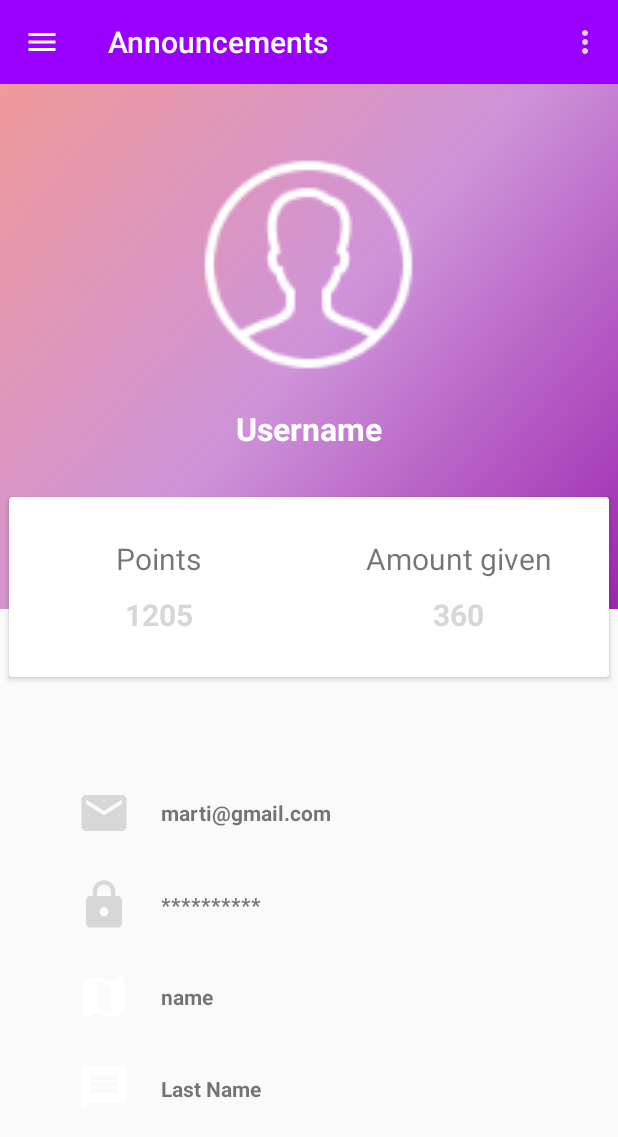
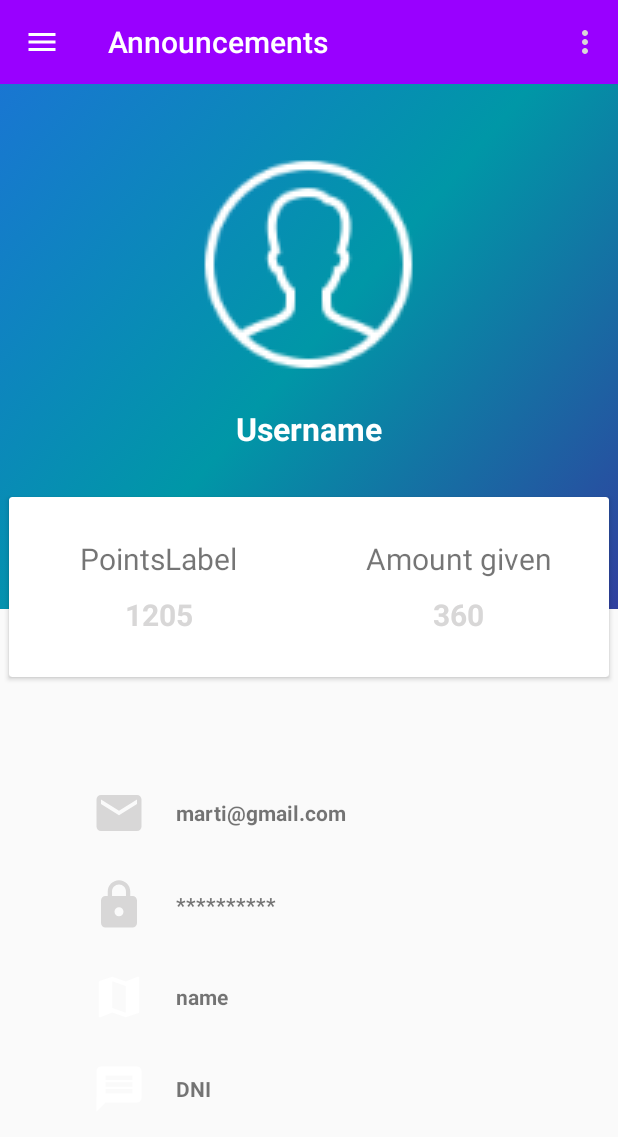
Before and after one commit to marti1999/ProjecteFinalDAM-AndroidAdminApp, an Android app: the fragment profileFragment placed in its activity, on a phone screen of 412 x 824 dp. Shown: the top 1137 px of the screen. Run offline under Robolectric (Android 15) with nearby library versions, the phone set to English and light mode, and no system bars; our stand-ins replace ButterKnife; 2 statements that could not run were skipped.

Commit message:
user profile

```diff
--- a/app/src/main/java/com/example/marti/projecte_uf1/interfaces/ApiMecAroundInterfaces.java
+++ b/app/src/main/java/com/example/marti/projecte_uf1/interfaces/ApiMecAroundInterfaces.java
@@ -60,4 +60,10 @@ public interface  ApiMecAroundInterfaces {
     @PUT("reward/availableDonor")
     Call<List<Reward>> getAvailableRewardByDonor(@Query("donorId")int donorId);
 
+    @GET("donor")
+    Call<Donor> getDonorById(@Query("id")int donorId);
+
+    @GET("requestor")
+    Call<Requestor> getRequestorById(@Query("id")int requestorId);
+
 }
--- a/app/src/main/java/com/example/marti/projecte_uf1/mutualFragments/profileFragment.java
+++ b/app/src/main/java/com/example/marti/projecte_uf1/mutualFragments/profileFragment.java
@@ -1,17 +1,60 @@
 package com.example.marti.projecte_uf1.mutualFragments;
 
-import android.content.Context;
-import android.net.Uri;
+import android.content.SharedPreferences;
 import android.os.Bundle;
 import android.support.v4.app.Fragment;
 import android.view.LayoutInflater;
 import android.view.View;
 import android.view.ViewGroup;
+import android.widget.TextView;
+import android.widget.Toast;
 
 import com.example.marti.projecte_uf1.R;
+import com.example.marti.projecte_uf1.interfaces.ApiMecAroundInterfaces;
+import com.example.marti.projecte_uf1.model.Donor;
+import com.example.marti.projecte_uf1.model.Requestor;
+import com.example.marti.projecte_uf1.remote.ApiUtils;
+import com.example.marti.projecte_uf1.utils.PrefsFileKeys;
+
+import butterknife.BindView;
+import butterknife.ButterKnife;
+import butterknife.OnClick;
+import butterknife.Unbinder;
+import retrofit2.Call;
+import retrofit2.Callback;
+import retrofit2.Response;
+
+import static android.content.Context.MODE_PRIVATE;
 
 public class profileFragment extends Fragment {
 
+    @BindView(R.id.type)
+    TextView type;
+    @BindView(R.id.pointsLabel)
+    TextView pointsLabel;
+    @BindView(R.id.points)
+    TextView points;
+    @BindView(R.id.amountLabel)
+    TextView amountLabel;
+    @BindView(R.id.amount)
+    TextView amount;
+    @BindView(R.id.email)
+    TextView email;
+    @BindView(R.id.password)
+    TextView password;
+    @BindView(R.id.name)
+    TextView name;
+    @BindView(R.id.dni)
+    TextView dni;
+    Unbinder unbinder;
+    private ApiMecAroundInterfaces mAPIService;
+    private String sharedPrefFile = "prefsFile";
+    private SharedPreferences prefs;
+    private SharedPreferences.Editor prefsEditor;
+    private Donor donor;
+    private Requestor requestor;
+    private String userType;
+    private String userId;
 
     public profileFragment() {
     }
@@ -21,13 +64,95 @@ public class profileFragment extends Fragment {
     public void onCreate(Bundle savedInstanceState) {
         super.onCreate(savedInstanceState);
 
+        mAPIService = ApiUtils.getAPIService();
+
+        prefs = getActivity().getSharedPreferences(sharedPrefFile, MODE_PRIVATE);
+        prefsEditor = prefs.edit();
+
+        userType = prefs.getString(PrefsFileKeys.LAST_LOGIN_TYPE, "");
+        userId = prefs.getString(PrefsFileKeys.LAST_LOGIN_ID, "");
+
+        if (userType.equalsIgnoreCase("donor")) {
+            mAPIService.getDonorById(Integer.valueOf(userId)).enqueue(new Callback<Donor>() {
+                @Override
+                public void onResponse(Call<Donor> call, Response<Donor> response) {
+                    if (response.isSuccessful()) {
+                        donor = response.body();
+                        if (donor != null) {
+                            fillTextViewsDonor(donor);
+                            //TODO: cridar el metode que omple la pantalla
+                        } else {
+                            Toast.makeText(getActivity(), "Error connecting to server", Toast.LENGTH_SHORT).show();
+                        }
+                    } else {
+                        Toast.makeText(getActivity(), "Error connecting to server", Toast.LENGTH_SHORT).show();
+
+                    }
+                }
+
+                @Override
+                public void onFailure(Call<Donor> call, Throwable t) {
+                    Toast.makeText(getActivity(), "Error connecting to server", Toast.LENGTH_SHORT).show();
+
+                }
+            });
+        } else {
+            mAPIService.getRequestorById(Integer.valueOf(userId)).enqueue(new Callback<Requestor>() {
+                @Override
+                public void onResponse(Call<Requestor> call, Response<Requestor> response) {
+                    if (response.isSuccessful()) {
+                        requestor = response.body();
+                        if (requestor != null) {
+                            //TODO: cridar el metode que omple la pantalla
+                            fillTextViewsRequestor(requestor);
+                        } else {
+                            Toast.makeText(getActivity(), "Error connecting to server", Toast.LENGTH_SHORT).show();
+                        }
+                    } else {
+                        Toast.makeText(getActivity(), "Error connecting to server", Toast.LENGTH_SHORT).show();
+
+                    }
+                }
+
+                @Override
+                public void onFailure(Call<Requestor> call, Throwable t) {
+                    Toast.makeText(getActivity(), "Error connecting to server", Toast.LENGTH_SHORT).show();
+
+                }
+            });
+        }
+
+    }
+
+    private void fillTextViewsDonor(Donor donor) {
+
+
+        type.setText(userType);
+        name.setText(donor.name);
+    }
+
+    private void fillTextViewsRequestor(Requestor donor){
+
+        type.setText(userType);
+        name.setText(donor.name);
     }
 
     @Override
     public View onCreateView(LayoutInflater inflater, ViewGroup container,
                              Bundle savedInstanceState) {
 
-        return inflater.inflate(R.layout.fragment_profile, container, false);
+        View view = inflater.inflate(R.layout.fragment_profile, container, false);
+        unbinder = ButterKnife.bind(this, view);
+        return view;
     }
 
+    @Override
+    public void onDestroyView() {
+        super.onDestroyView();
+        unbinder.unbind();
+    }
+
+    @OnClick(R.id.password)
+    public void onViewClicked() {
+    }
 }
--- a/app/src/main/java/com/example/marti/projecte_uf1/remote/ApiUtils.java
+++ b/app/src/main/java/com/example/marti/projecte_uf1/remote/ApiUtils.java
@@ -7,7 +7,7 @@ public class ApiUtils {
 
     private ApiUtils() {}
 
-    public static final String BASE_URL = "https://192.168.0.50:45456/api/";
+    public static final String BASE_URL = "https://172.16.12.2:45456/api/";
 
     public static ApiMecAroundInterfaces getAPIService() {
 
--- /dev/null
+++ b/app/src/main/res/drawable/gradientuser.xml
@@ -0,0 +1,13 @@
+<?xml version="1.0" encoding="utf-8"?>
+<selector xmlns:android="http://schemas.android.com/apk/res/android">
+    <item>
+        <shape>
+            <gradient
+                android:angle="135"
+                android:startColor="#303F9F"
+                android:centerColor="#0097A7"
+                android:endColor="#1976D2"
+                android:type="linear" />
+        </shape>
+    </item>
+</selector>
--- a/app/src/main/res/layout/fragment_profile.xml
+++ b/app/src/main/res/layout/fragment_profile.xml
@@ -12,7 +12,7 @@
         <LinearLayout
             android:layout_width="match_parent"
             android:layout_height="350dp"
-            android:background="@drawable/gradient"
+            android:background="@drawable/gradientuser"
             android:orientation="vertical">
 
             <ImageView
@@ -30,6 +30,7 @@
                 android:text="Username"
                 android:textColor="#fff"
                 android:textSize="21sp"
+                android:id="@+id/type"
                 android:textStyle="bold" />
         </LinearLayout>
 
@@ -56,7 +57,9 @@
                     <TextView
                         android:layout_width="wrap_content"
                         android:layout_height="wrap_content"
-                        android:text="Points"
+                        android:text="PointsLabel"
+                        android:id="@+id/pointsLabel"
+
                         android:textSize="20sp" />
 
                     <TextView
@@ -64,6 +67,8 @@
                         android:layout_height="wrap_content"
                         android:paddingTop="10dp"
                         android:text="1205"
+                        android:id="@+id/points"
+
                         android:textColor="@color/gris"
                         android:textSize="20sp"
                         android:textStyle="bold" />
@@ -81,6 +86,8 @@
                         android:layout_width="wrap_content"
                         android:layout_height="wrap_content"
                         android:text="Amount given"
+                        android:id="@+id/amountLabel"
+
                         android:textSize="20sp" />
 
                     <TextView
@@ -88,6 +95,8 @@
                         android:layout_height="wrap_content"
                         android:paddingTop="10dp"
                         android:text="360"
+                        android:id="@+id/amount"
+
                         android:textColor="@color/gris"
                         android:textSize="20sp"
                         android:textStyle="bold" />
@@ -103,6 +112,7 @@
         android:layout_height="wrap_content"
         android:layout_gravity="bottom|center"
         android:layout_marginTop="45dp"
+        android:layout_marginStart="10dp"
         android:layout_marginBottom="80dp"
         android:gravity="center"
         android:orientation="vertical">
@@ -111,6 +121,7 @@
             android:layout_width="match_parent"
             android:layout_height="wrap_content"
             android:orientation="horizontal"
+
             android:paddingLeft="25dp">
 
             <ImageView
@@ -123,6 +134,8 @@
                 android:layout_height="wrap_content"
                 android:layout_gravity="center_vertical"
                 android:paddingLeft="20dp"
+                android:id="@+id/email"
+
                 android:text="marti@gmail.com"
                 android:textStyle="bold" />
         </LinearLayout>
@@ -145,6 +158,8 @@
                 android:layout_height="wrap_content"
                 android:layout_gravity="center_vertical"
                 android:paddingLeft="20dp"
+                android:id="@+id/password"
+
                 android:text="**********"
                 android:textStyle="bold" />
         </LinearLayout>
@@ -167,7 +182,8 @@
                 android:layout_height="wrap_content"
                 android:layout_gravity="center_vertical"
                 android:paddingLeft="20dp"
-                android:text="name"
+                android:text="name"                android:id="@+id/name"
+
                 android:textStyle="bold" />
         </LinearLayout>
 
@@ -189,7 +205,9 @@
                 android:layout_height="wrap_content"
                 android:layout_gravity="center_vertical"
                 android:paddingLeft="20dp"
-                android:text="Last Name"
+                android:text="DNI"
+                android:id="@+id/dni"
+
                 android:textStyle="bold" />
         </LinearLayout>
     </LinearLayout>
```
Also changed, not shown: 5 other files.
